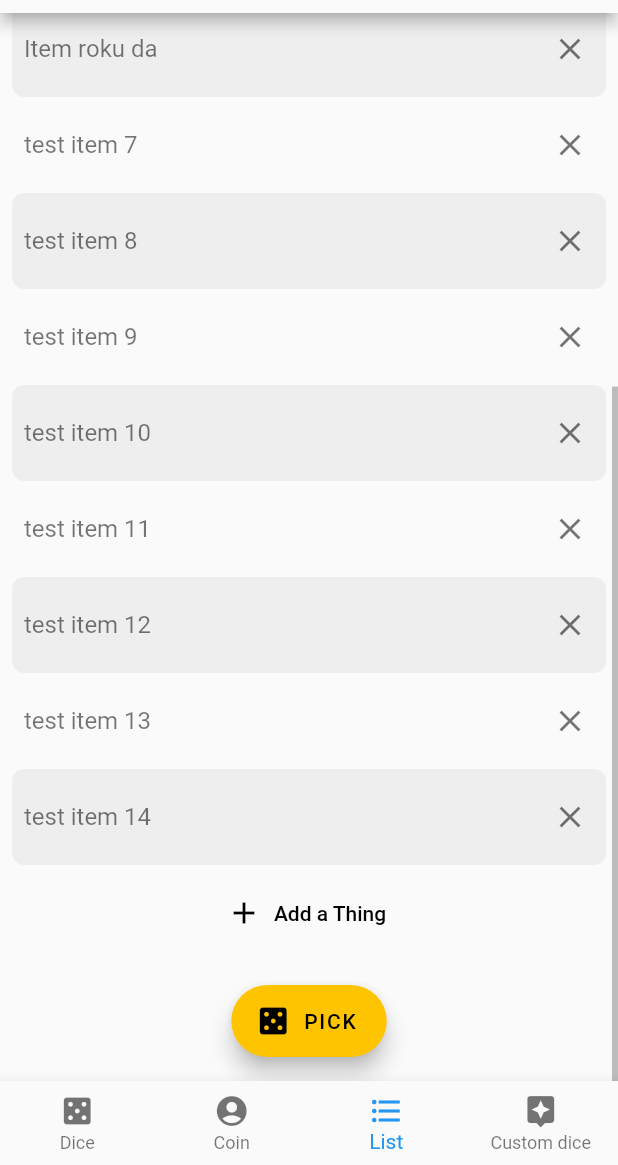
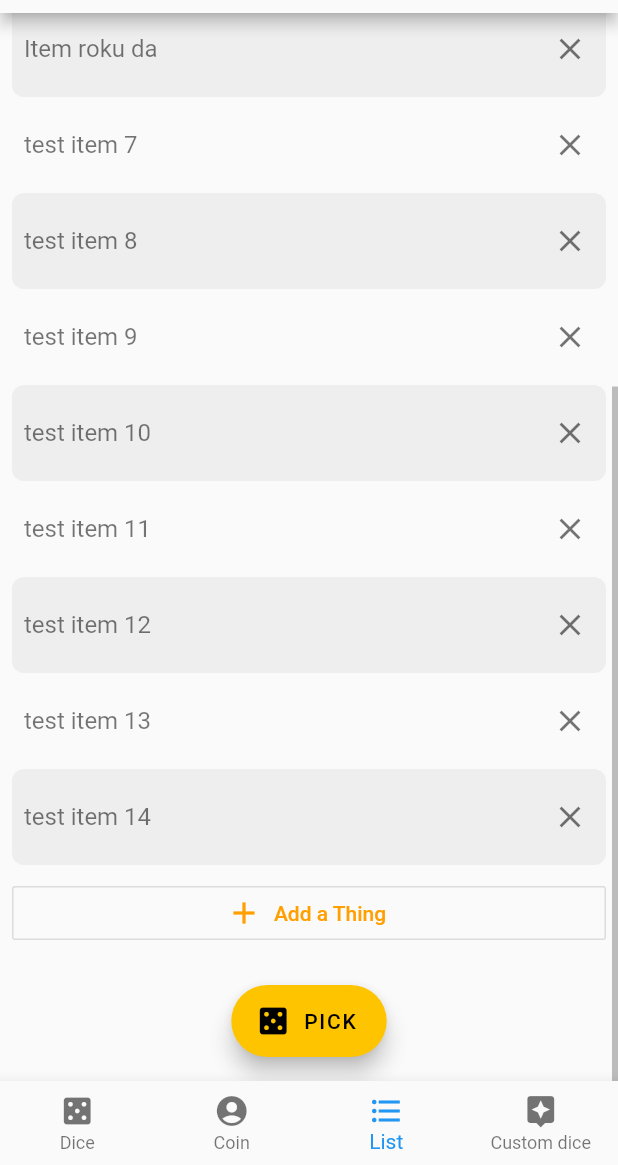
Before and after one commit to piggehperson/flip_flutter, a Flutter app: the screen it shows after launch, item 3 of the bottom bar chosen, scrolled down 383 dp, on a phone screen of 412 x 824 dp, the part 71-1236 px from its top. Run offline on Flutter 3.47's test engine with Material 2 defaults, Android fonts, the phone set to English and light mode, and no system bars; our stand-ins replace shared_preferences.

Commit message:
Use an OutlineButton instead of a FlatButton

```diff
--- a/lib/main.dart
+++ b/lib/main.dart
@@ -432,11 +432,11 @@ class _ListItemState extends State<ListItem> {
         child: widget.index == widget.listLength - 1
             ? new Padding(
           padding: const EdgeInsets.symmetric(vertical: 8.0),
-          child: new FlatButton.icon(
+          child: new OutlineButton.icon(
             onPressed: widget.actionCallback,
             icon: const Icon(Icons.add),
             label: const Text("Add a Thing"),
-            textTheme: ButtonTextTheme.primary,
+            textColor: Theme.of(context).primaryColor,
           )
         )
             : new Material( //This is a normal list item
```
